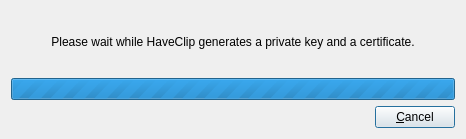
The window that haveclip-desktop/src/CertificateGeneratorDialog.ui (aither64/haveclip-desktop) describes before a commit, drawn with Qt 5.
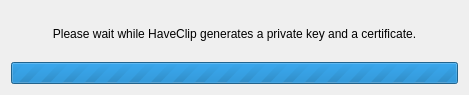
The same window after the commit. Icons and pictures are not drawn.

Commit message: Certificate generator dialog: remove cancel button, allow closing

What changed in the file:
```diff
--- a/haveclip-desktop/src/CertificateGeneratorDialog.ui
+++ b/haveclip-desktop/src/CertificateGeneratorDialog.ui
@@ -6,8 +6,8 @@
    <rect>
     <x>0</x>
     <y>0</y>
-    <width>466</width>
-    <height>139</height>
+    <width>469</width>
+    <height>95</height>
    </rect>
   </property>
   <property name="windowTitle">
@@ -41,30 +41,6 @@
      </property>
     </widget>
    </item>
-   <item>
-    <layout class="QHBoxLayout" name="horizontalLayout">
-     <item>
-      <spacer name="horizontalSpacer">
-       <property name="orientation">
-        <enum>Qt::Horizontal</enum>
-       </property>
-       <property name="sizeHint" stdset="0">
-        <size>
-         <width>40</width>
-         <height>20</height>
-        </size>
-       </property>
-      </spacer>
-     </item>
-     <item>
-      <widget class="QPushButton" name="cancelButton">
-       <property name="text">
-        <string>&amp;Cancel</string>
-       </property>
-      </widget>
-     </item>
-    </layout>
-   </item>
   </layout>
  </widget>
  <resources>
```
The commit also changes 1 other file.
